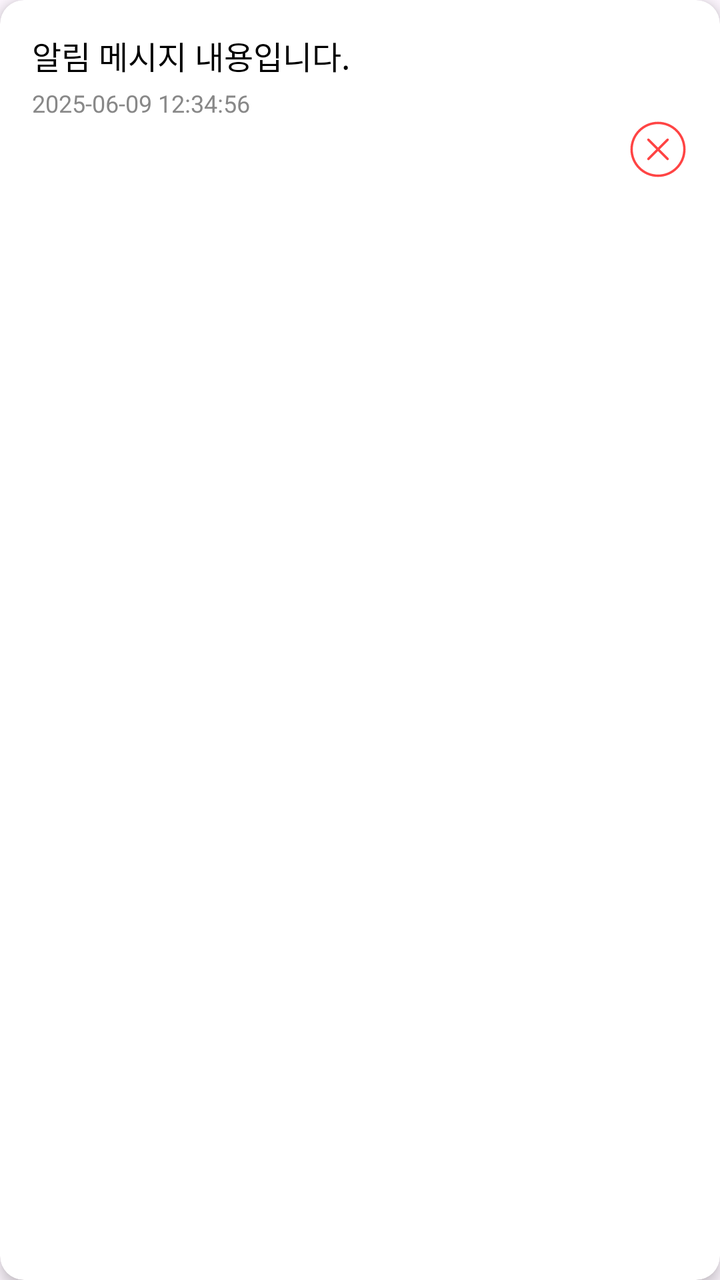
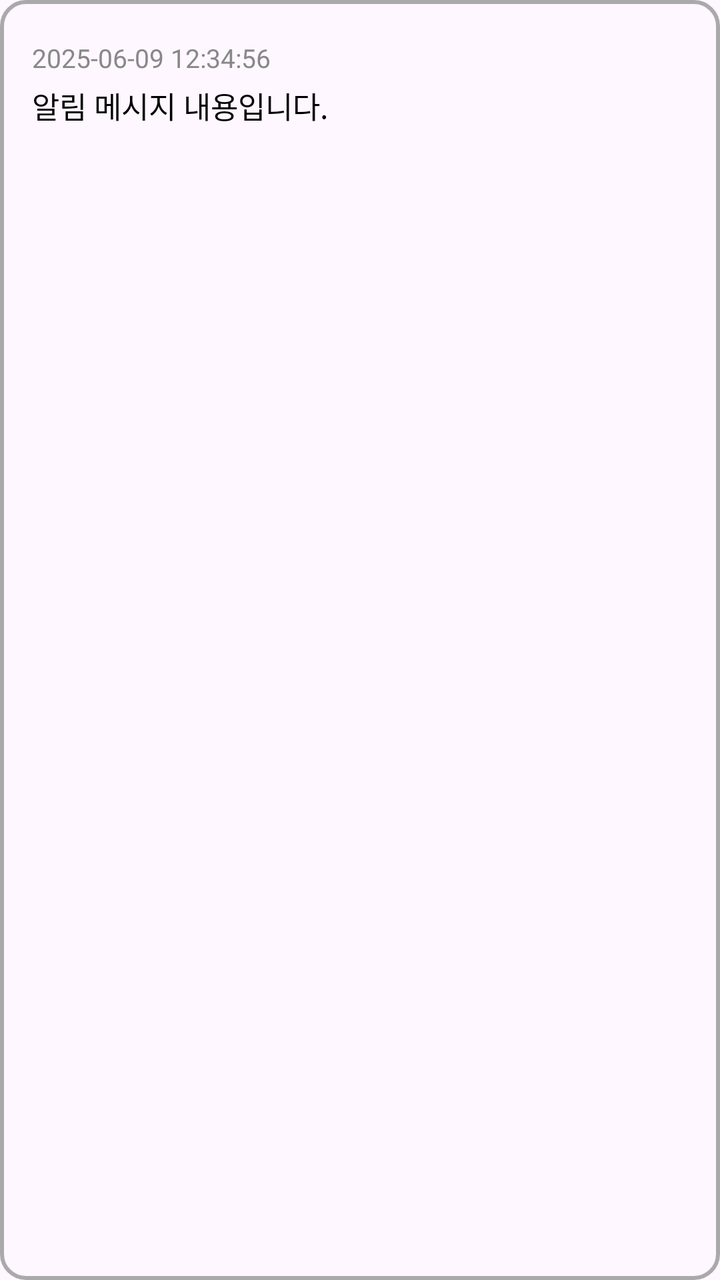

An Android layout rendered at two revisions. The XML below is the earlier revision; the diff shows what the commit changed to produce the second picture.
<!-- AndroidManifest.xml: application theme Theme.PickAndCook -->
<!-- res/layout/item_notification.xml -->
<?xml version="1.0" encoding="utf-8"?>
<androidx.cardview.widget.CardView xmlns:android="http://schemas.android.com/apk/res/android"
    xmlns:card_view="http://schemas.android.com/apk/res-auto"
    android:layout_width="match_parent"
    android:layout_height="wrap_content"
    android:layout_marginBottom="8dp"
    card_view:cardCornerRadius="12dp"
    card_view:cardElevation="4dp"
    android:layout_marginHorizontal="4dp">

    <LinearLayout
        android:layout_width="match_parent"
        android:layout_height="wrap_content"
        android:orientation="vertical"
        android:padding="16dp">

        <TextView
            android:id="@+id/textMessage"
            android:layout_width="match_parent"
            android:layout_height="wrap_content"
            android:text="알림 메시지 내용입니다."
            android:textSize="16sp"
            android:textColor="#000000"
            android:lineSpacingExtra="4dp" />

        <TextView
            android:id="@+id/textDate"
            android:layout_width="match_parent"
            android:layout_height="wrap_content"
            android:text="2025-06-09 12:34:56"
            android:textSize="12sp"
            android:textColor="#888888"
            android:layout_marginTop="4dp" />

        <ImageButton
            android:id="@+id/deleteButton"
            android:layout_width="wrap_content"
            android:layout_height="wrap_content"
            android:src="@drawable/ic_close"
            android:contentDescription="삭제"
            android:background="?attr/selectableItemBackgroundBorderless"
            android:layout_gravity="end"
            android:tint="#FF4444" />
    </LinearLayout>

</androidx.cardview.widget.CardView>
<!-- resources referenced by this layout -->
<resources>
  <!-- drawable ic_close (drawable) -->
  <vector xmlns:android="http://schemas.android.com/apk/res/android"
      android:width="30dp"
      android:height="30dp"
      android:viewportWidth="50"
      android:viewportHeight="50">
    <path
        android:fillColor="#FF000000"
        android:pathData="M25,2C12.31,2 2,12.31 2,25C2,37.69 12.31,48 25,48C37.69,48 48,37.69 48,25C48,12.31 37.69,2 25,2zM25,4C36.61,4 46,13.39 46,25C46,36.61 36.61,46 25,46C13.39,46 4,36.61 4,25C4,13.39 13.39,4 25,4zM32.99,15.986A1,1 0,0 0,32.293 16.293L25,23.586L17.707,16.293A1,1 0,0 0,16.99 15.99A1,1 0,0 0,16.293 17.707L23.586,25L16.293,32.293A1,1 0,1 0,17.707 33.707L25,26.414L32.293,33.707A1,1 0,1 0,33.707 32.293L26.414,25L33.707,17.707A1,1 0,0 0,32.99 15.986z"/>
  </vector>
  <style name="Theme.PickAndCook" parent="Base.Theme.PickAndCook" />
  <style name="Base.Theme.PickAndCook" parent="Theme.Material3.DayNight.NoActionBar">
          
          <item name="colorPrimary">@color/black</item>
      </style>
  <color name="black">#FF000000</color>
</resources>

<!-- the commit's change to res/layout/item_notification.xml (unified diff, before → after) -->
@@ -1,46 +1,31 @@
 <?xml version="1.0" encoding="utf-8"?>
-<androidx.cardview.widget.CardView xmlns:android="http://schemas.android.com/apk/res/android"
-    xmlns:card_view="http://schemas.android.com/apk/res-auto"
+<LinearLayout xmlns:android="http://schemas.android.com/apk/res/android"
     android:layout_width="match_parent"
     android:layout_height="wrap_content"
-    android:layout_marginBottom="8dp"
-    card_view:cardCornerRadius="12dp"
-    card_view:cardElevation="4dp"
-    android:layout_marginHorizontal="4dp">
+    android:orientation="vertical"
+    android:background="@drawable/gray_border"
+    android:padding="16dp"
+    android:layout_marginTop="16dp"
+    android:layout_marginLeft="20dp"
+    android:layout_marginRight="20dp">
 
-    <LinearLayout
+    <TextView
+        android:id="@+id/textDate"
         android:layout_width="match_parent"
         android:layout_height="wrap_content"
-        android:orientation="vertical"
-        android:padding="16dp">
+        android:text="2025-06-09 12:34:56"
+        android:textSize="@dimen/button_size"
+        android:textColor="#888888"
+        android:layout_marginTop="4dp" />
 
-        <TextView
-            android:id="@+id/textMessage"
-            android:layout_width="match_parent"
-            android:layout_height="wrap_content"
-            android:text="알림 메시지 내용입니다."
-            android:textSize="16sp"
-            android:textColor="#000000"
-            android:lineSpacingExtra="4dp" />
+    <TextView
+        android:id="@+id/textMessage"
+        android:layout_width="match_parent"
+        android:layout_height="wrap_content"
+        android:text="알림 메시지 내용입니다."
+        android:textSize="@dimen/body_text_size"
+        android:textColor="@color/black"
+        android:lineSpacingExtra="4dp"
+        android:layout_marginTop="4dp"/>
 
-        <TextView
-            android:id="@+id/textDate"
-            android:layout_width="match_parent"
-            android:layout_height="wrap_content"
-            android:text="2025-06-09 12:34:56"
-            android:textSize="12sp"
-            android:textColor="#888888"
-            android:layout_marginTop="4dp" />
-
-        <ImageButton
-            android:id="@+id/deleteButton"
-            android:layout_width="wrap_content"
-            android:layout_height="wrap_content"
-            android:src="@drawable/ic_close"
-            android:contentDescription="삭제"
-            android:background="?attr/selectableItemBackgroundBorderless"
-            android:layout_gravity="end"
-            android:tint="#FF4444" />
     </LinearLayout>
-
-</androidx.cardview.widget.CardView>
<!-- resource entries referenced after the edit -->
@@ -1,20 +1,22 @@
 <!-- resources referenced by this layout -->
 <resources>
-  <!-- drawable ic_close (drawable) -->
-  <vector xmlns:android="http://schemas.android.com/apk/res/android"
-      android:width="30dp"
-      android:height="30dp"
-      android:viewportWidth="50"
-      android:viewportHeight="50">
-    <path
-        android:fillColor="#FF000000"
-        android:pathData="M25,2C12.31,2 2,12.31 2,25C2,37.69 12.31,48 25,48C37.69,48 48,37.69 48,25C48,12.31 37.69,2 25,2zM25,4C36.61,4 46,13.39 46,25C46,36.61 36.61,46 25,46C13.39,46 4,36.61 4,25C4,13.39 13.39,4 25,4zM32.99,15.986A1,1 0,0 0,32.293 16.293L25,23.586L17.707,16.293A1,1 0,0 0,16.99 15.99A1,1 0,0 0,16.293 17.707L23.586,25L16.293,32.293A1,1 0,1 0,17.707 33.707L25,26.414L32.293,33.707A1,1 0,1 0,33.707 32.293L26.414,25L33.707,17.707A1,1 0,0 0,32.99 15.986z"/>
-  </vector>
   <style name="Theme.PickAndCook" parent="Base.Theme.PickAndCook" />
   <style name="Base.Theme.PickAndCook" parent="Theme.Material3.DayNight.NoActionBar">
           
           <item name="colorPrimary">@color/black</item>
       </style>
   <color name="black">#FF000000</color>
+  <dimen name="body_text_size">15sp</dimen>
+  <dimen name="button_size">13sp</dimen>
+  <!-- drawable gray_border (drawable) -->
+  <?xml version="1.0" encoding="utf-8"?>
+  <shape xmlns:android="http://schemas.android.com/apk/res/android"
+      android:shape="rectangle">
+      <solid android:color="@android:color/transparent" />
+      <stroke
+          android:width="2dp"
+          android:color="@android:color/darker_gray" />
+      <corners android:radius="12dp" />
+  </shape>
 </resources>
 
